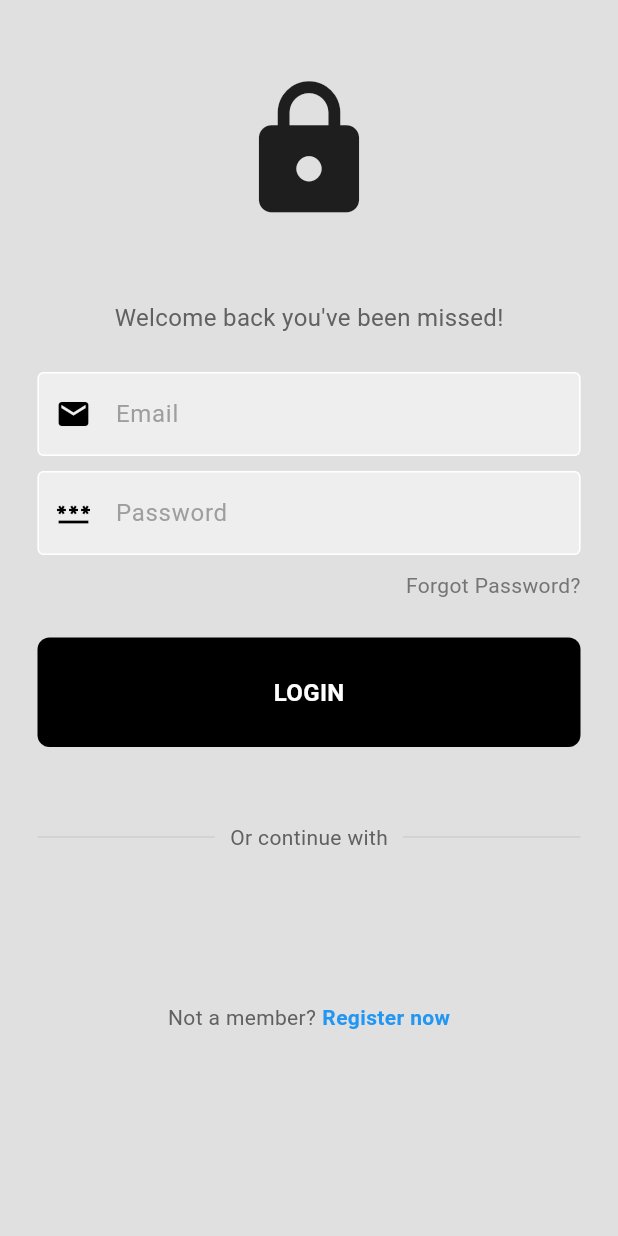
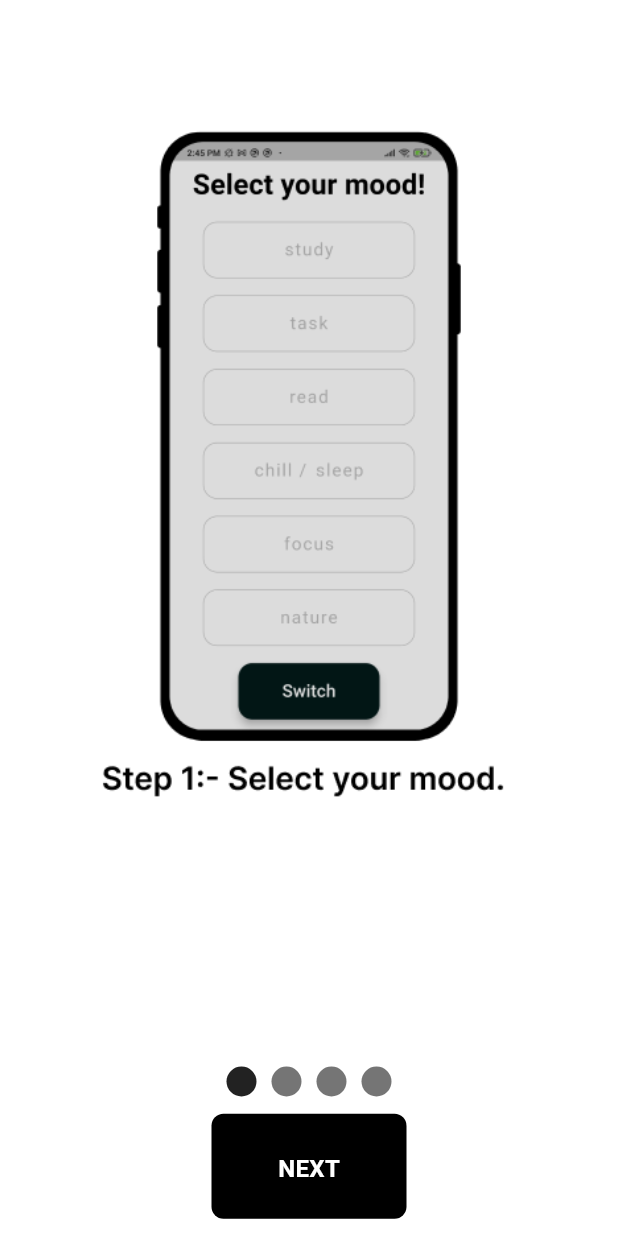
Before and after one commit to sumitjr3/moodsic, a Flutter app: the screen it shows after launch, on a phone screen of 412 x 824 dp. Run offline on Flutter 3.47's test engine with Material 3 defaults, Android fonts, the phone set to English and light mode, and no system bars; drawn by our look-alikes of smooth_page_indicator; our stand-ins replace audioplayers, firebase_auth, firebase_core, firebase_database, get, hexcolor and 2 more; missing offline and left inert: dart:ffi; accounts and stored records are empty.

Commit message:
initial screens added

```diff
--- a/lib/auth/signin.dart
+++ b/lib/auth/signin.dart
@@ -173,7 +173,7 @@ class _SignupViewState extends State<SignupView> {
                       const SizedBox(width: 4),
                       GestureDetector(
                         onTap: () {
-                          Navigator.of(context).pushNamed(loginRoute);
+                          Navigator.of(context).pushNamed(AvatarRoute);
                         },
                         child: const Text(
                           'login now.',
--- a/lib/constants/routes.dart
+++ b/lib/constants/routes.dart
@@ -12,3 +12,4 @@ const aboutPageRoute = '/about/';
 const streakRoute = '/streak/';
 const timeCountRoute = '/time/';
 const AvatarRoute = '/avtar/';
+const pageviewRoute = '/pageview/';
--- a/lib/main.dart
+++ b/lib/main.dart
@@ -6,6 +6,7 @@ import 'package:moodsic/auth/login.dart';
 import 'package:moodsic/auth/signin.dart';
 import 'package:moodsic/constants/routes.dart';
 import 'package:moodsic/controllers/playlist_provider.dart';
+import 'package:moodsic/views/initial_pages/page_view.dart';
 import 'package:moodsic/views/tabbar_view/main_screen.dart';
 import 'package:moodsic/theme/theme_provider.dart';
 import 'package:moodsic/views/HomePage.dart';
@@ -54,7 +55,7 @@ class MyApp extends StatelessWidget {
           if (snapshot.data == true) {
             return _buildApp(context, const HomePage());
           } else {
-            return _buildApp(context, LoginView());
+            return _buildApp(context, InitialPageView());
           }
         }
       },
--- /dev/null
+++ b/lib/views/initial_pages/page_view.dart
@@ -0,0 +1,64 @@
+import 'package:flutter/material.dart';
+import 'package:moodsic/auth/my_button.dart';
+import 'package:moodsic/constants/routes.dart';
+import 'package:moodsic/views/initial_pages/pages/page1.dart';
+import 'package:moodsic/views/initial_pages/pages/page2.dart';
+import 'package:moodsic/views/initial_pages/pages/page3.dart';
+import 'package:moodsic/views/initial_pages/pages/page4.dart';
+import 'package:smooth_page_indicator/smooth_page_indicator.dart';
+
+class InitialPageView extends StatelessWidget {
+  InitialPageView({super.key});
+  final _controller = PageController();
+
+  @override
+  Widget build(BuildContext context) {
+    return Scaffold(
+      body: Column(
+        mainAxisAlignment: MainAxisAlignment.spaceEvenly,
+        children: [
+          const SizedBox(
+            height: 15,
+          ),
+          SizedBox(
+            height: 600,
+            width: 450,
+            child: PageView(
+              controller: _controller,
+              children: const [
+                Page1(),
+                Page2(),
+                Page3(),
+                Page4(),
+              ],
+            ),
+          ),
+          const SizedBox(
+            height: 50,
+          ),
+          SmoothPageIndicator(
+            controller: _controller,
+            count: 4,
+            effect: SwapEffect(
+              dotHeight: 20,
+              dotWidth: 20,
+              dotColor: Colors.grey.shade600,
+              activeDotColor: Colors.black87,
+              spacing: 10,
+            ),
+          ),
+          SizedBox(
+            height: 70,
+            width: 180,
+            child: MyButton(
+              onTap: () {
+                Navigator.of(context).pushNamed(loginRoute);
+              },
+              text: "NEXT",
+            ),
+          ),
+        ],
+      ),
+    );
+  }
+}
--- /dev/null
+++ b/lib/views/initial_pages/pages/page1.dart
@@ -0,0 +1,19 @@
+import 'package:flutter/material.dart';
+
+class Page1 extends StatelessWidget {
+  const Page1({super.key});
+
+  @override
+  Widget build(BuildContext context) {
+    return Scaffold(
+      backgroundColor: Colors.transparent,
+      body: Padding(
+        padding: const EdgeInsets.all(30),
+        child: ClipRRect(
+          borderRadius: BorderRadius.circular(10),
+          child: Image.asset('lib/assets/images/initial1.png'),
+        ),
+      ),
+    );
+  }
+}
--- a/lib/views/settings.dart
+++ b/lib/views/settings.dart
@@ -11,7 +11,7 @@ class SettingPage extends StatelessWidget {
     try {
       await FirebaseAuth.instance.signOut();
       Navigator.of(context)
-          .pushNamedAndRemoveUntil(loginRoute, (route) => false);
+          .pushNamedAndRemoveUntil(AvatarRoute, (route) => false);
     } catch (e) {
       print("error occured: $e");
     }
--- a/lib/views/tabbar_view/tabs/profile.dart
+++ b/lib/views/tabbar_view/tabs/profile.dart
@@ -49,7 +49,7 @@ class _profileViewState extends State<profileView> {
     try {
       await FirebaseAuth.instance.signOut();
       Navigator.of(context)
-          .pushNamedAndRemoveUntil(loginRoute, (route) => false);
+          .pushNamedAndRemoveUntil(AvatarRoute, (route) => false);
     } catch (e) {
       print("error occured: $e");
     }
--- a/pubspec.yaml
+++ b/pubspec.yaml
@@ -13,7 +13,7 @@ dependencies:
   provider: ^6.1.1
   audioplayers: ^5.2.1
   get: ^4.6.6
-  just_audio: ^0.9.36
+  smooth_page_indicator: ^1.1.0
   on_audio_query: ^2.9.0
   permission_handler: ^11.0.1
   firebase_core: ^2.24.2
```
Also changed, not shown: lib/views/HomePage.dart (+7 -2 lines), lib/views/initial_pages/pages/page2.dart (added, +19 -0 lines), lib/views/initial_pages/pages/page3.dart (added, +19 -0 lines), lib/views/initial_pages/pages/page4.dart (added, +19 -0 lines), lib/assets/images/initial1.png (added), lib/assets/images/initial2.png (added), lib/assets/images/initial3.png (added), lib/assets/images/initial4.png (added), pubspec.lock, 1 other file.
